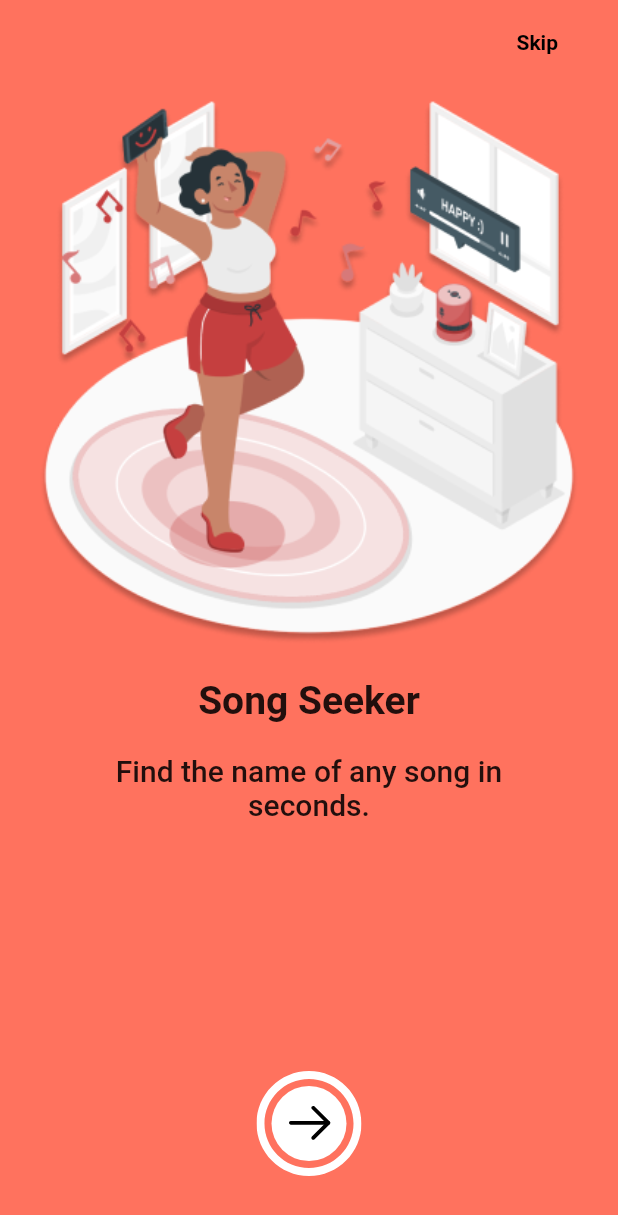
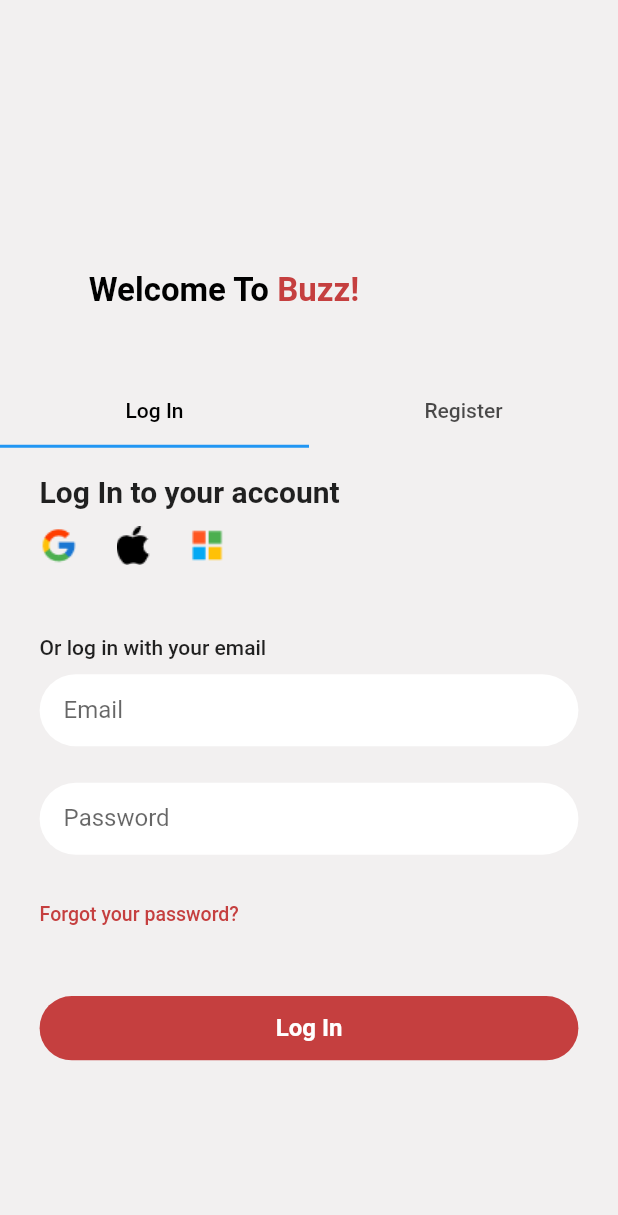
Before and after one commit to AkinAkinbobola/Buzz, a Flutter app: the screen it shows after launch, on a phone screen of 412 x 824 dp. Shown: the top 1215 px of the screen. Run offline on Flutter 3.47's test engine with Material 2 defaults, Android fonts, the phone set to English and light mode, and no system bars; our stand-ins replace flutter_spinkit, flutter_svg.

Commit message:
Add Login

```diff
--- /dev/null
+++ b/lib/constant.dart
@@ -0,0 +1,6 @@
+import 'package:flutter/material.dart';
+
+const darkOrange = Color(0xFFC53F3F);
+const splashOrange = Color(0xFFFF725E);
+const backgroundCream = Color(0xFFF2F0F0);
+const black = Colors.black;
--- /dev/null
+++ b/lib/form_button.dart
@@ -0,0 +1,39 @@
+import 'package:flutter/material.dart';
+
+import 'constant.dart';
+import 'size_config.dart';
+
+class FormButton extends StatelessWidget {
+  const FormButton({
+    super.key,
+    required this.text,
+    required this.press,
+  });
+  final String text;
+  final void Function() press;
+
+  @override
+  Widget build(BuildContext context) {
+    return GestureDetector(
+      onTap: press,
+      child: Container(
+        width: double.infinity,
+        height: getProportionateScreenHeight(44),
+        decoration: BoxDecoration(
+          color: darkOrange,
+          borderRadius: BorderRadius.circular(24),
+        ),
+        child: Center(
+          child: Text(
+            text,
+            style: const TextStyle(
+              color: Colors.white,
+              fontSize: 16,
+              fontWeight: FontWeight.w600,
+            ),
+          ),
+        ),
+      ),
+    );
+  }
+}
--- /dev/null
+++ b/lib/login_register.dart
@@ -0,0 +1,188 @@
+import 'package:buzz/constant.dart';
+import 'package:buzz/size_config.dart';
+import 'package:flutter/material.dart';
+import 'package:flutter_svg/flutter_svg.dart';
+
+import 'form_button.dart';
+
+class LoginRegisterScreen extends StatefulWidget {
+  @override
+  _LoginRegisterScreenState createState() => _LoginRegisterScreenState();
+}
+
+class _LoginRegisterScreenState extends State<LoginRegisterScreen>
+    with SingleTickerProviderStateMixin {
+  late TabController _tabController;
+
+  @override
+  void initState() {
+    super.initState();
+    _tabController = TabController(length: 2, vsync: this);
+  }
+
+  @override
+  void dispose() {
+    _tabController.dispose();
+    super.dispose();
+  }
+
+  @override
+  Widget build(BuildContext context) {
+    SizeConfig().init(context);
+    return Scaffold(
+      backgroundColor: backgroundCream,
+      body: Column(
+        crossAxisAlignment: CrossAxisAlignment.start,
+        children: [
+          SizedBox(
+            height: getProportionateScreenHeight(185),
+          ),
+          Padding(
+            padding: EdgeInsets.only(left: getProportionateScreenWidth(56)),
+            child: RichText(
+              text: const TextSpan(
+                text: "Welcome To ",
+                style: TextStyle(
+                  color: black,
+                  fontSize: 22,
+                  fontWeight: FontWeight.w700,
+                ),
+                children: [
+                  TextSpan(
+                    text: "Buzz!",
+                    style: TextStyle(
+                      color: darkOrange,
+                      fontSize: 22,
+                      fontWeight: FontWeight.w700,
+                    ),
+                  )
+                ],
+              ),
+            ),
+          ),
+          SizedBox(height: getProportionateScreenHeight(45)),
+          TabBar(
+            labelColor: black,
+            controller: _tabController,
+            tabs: [
+              const Tab(
+                text: 'Log In',
+              ),
+              const Tab(
+                text: 'Register',
+              ),
+            ],
+          ),
+          Expanded(
+            child: TabBarView(
+              controller: _tabController,
+              children: [
+                LoginForm(),
+                RegisterForm(),
+              ],
+            ),
+          ),
+        ],
+      ),
+    );
+  }
+}
+
+class LoginForm extends StatelessWidget {
+  @override
+  Widget build(BuildContext context) {
+    return Padding(
+      padding:
+          EdgeInsets.symmetric(horizontal: getProportionateScreenWidth(25)),
+      child: SingleChildScrollView(
+        child: Column(
+          mainAxisAlignment: MainAxisAlignment.start,
+          crossAxisAlignment: CrossAxisAlignment.start,
+          children: [
+            SizedBox(height: getProportionateScreenHeight(18)),
+            const Text(
+              "Log In to your account",
+              style: TextStyle(
+                fontSize: 20,
+                fontWeight: FontWeight.w700,
+              ),
+            ),
+            SizedBox(height: getProportionateScreenHeight(12)),
+            Row(
+              children: [
+                Image.asset('assets/login_register/google.png'),
+                SizedBox(width: getProportionateScreenWidth(24)),
+                Image.asset('assets/login_register/apple.png'),
+                SizedBox(width: getProportionateScreenWidth(24)),
+                Image.asset('assets/login_register/microsoft.png'),
+              ],
+            ),
+            SizedBox(height: getProportionateScreenHeight(48)),
+            const Text(
+              'Or log in with your email',
+              style: TextStyle(
+                fontSize: 14,
+                fontWeight: FontWeight.w500,
+              ),
+            ),
+            SizedBox(height: getProportionateScreenHeight(10)),
+            TextFormField(
+              decoration: const InputDecoration(
+                labelText: 'Email',
+              ),
+            ),
+            SizedBox(height: getProportionateScreenHeight(25)),
+            TextFormField(
+              decoration: const InputDecoration(
+                labelText: 'Password',
+              ),
+              obscureText: true,
+            ),
+            SizedBox(height: getProportionateScreenHeight(33)),
+            const Text(
+              'Forgot your password?',
+              style: TextStyle(
+                fontWeight: FontWeight.w500,
+                fontSize: 13,
+                color: darkOrange,
+              ),
+            ),
+            SizedBox(height: getProportionateScreenHeight(48)),
+            FormButton(
+              text: "Log In",
+              press: () {},
+            ),
+          ],
+        ),
+      ),
+    );
+  }
+}
+
+class RegisterForm extends StatelessWidget {
+  @override
+  Widget build(BuildContext context) {
+    return Padding(
+      padding: const EdgeInsets.all(16.0),
+      child: Column(
+        children: [
+          TextFormField(
+            decoration: const InputDecoration(labelText: 'Email'),
+          ),
+          SizedBox(height: getProportionateScreenHeight(25)),
+          TextFormField(
+            decoration: const InputDecoration(labelText: 'Password'),
+            obscureText: true,
+          ),
+          const SizedBox(height: 16.0),
+          ElevatedButton(
+            onPressed: () {
+              // Perform registration
+            },
+            child: const Text('Register'),
+          ),
+        ],
+      ),
+    );
+  }
+}
--- a/lib/main.dart
+++ b/lib/main.dart
@@ -1,4 +1,6 @@
+import 'package:buzz/constant.dart';
 import 'package:buzz/onboarding.dart';
+import 'package:buzz/login_register.dart';
 import 'package:flutter/material.dart';
 
 void main() {
@@ -15,9 +17,26 @@ class MyApp extends StatefulWidget {
 class _MyAppState extends State<MyApp> {
   @override
   Widget build(BuildContext context) {
-    return const MaterialApp(
+    return MaterialApp(
       debugShowCheckedModeBanner: false,
-      home: OnboardingScreen(),
+      theme: ThemeData(
+        inputDecorationTheme: InputDecorationTheme(
+          filled: true,
+          fillColor: Colors.white,
+          contentPadding: const EdgeInsets.symmetric(
+            horizontal: 16,
+            vertical: 8,
+          ),
+          border: OutlineInputBorder(
+            borderRadius: BorderRadius.circular(24),
+            borderSide: BorderSide.none,
+          ),
+          floatingLabelStyle: const TextStyle(
+            color: darkOrange,
+          ),
+        ),
+      ),
+      home: LoginRegisterScreen(),
     );
   }
 }
--- a/lib/onboarding.dart
+++ b/lib/onboarding.dart
@@ -1,5 +1,6 @@
+import 'package:buzz/constant.dart';
 import 'package:buzz/content_model.dart';
-import 'package:buzz/register.dart';
+import 'package:buzz/login_register.dart';
 import 'package:flutter/material.dart';
 // ignore: depend_on_referenced_packages
 import 'package:flutter_svg/flutter_svg.dart';
@@ -29,7 +30,7 @@ class _OnboardingScreenState extends State<OnboardingScreen> {
   @override
   Widget build(BuildContext context) {
     return Scaffold(
-      backgroundColor: const Color(0xFFFF725E),
+      backgroundColor: splashOrange,
       appBar: AppBar(
         backgroundColor: Colors.transparent,
         foregroundColor: Colors.black,
@@ -41,7 +42,7 @@ class _OnboardingScreenState extends State<OnboardingScreen> {
               onTap: () {
                 Navigator.push(
                   context,
-                  MaterialPageRoute(builder: (context) => const Register()),
+                  MaterialPageRoute(builder: (context) =>  LoginRegisterScreen()),
                 );
               },
               child: const Text(
@@ -106,22 +107,13 @@ class _OnboardingScreenState extends State<OnboardingScreen> {
                 },
               ),
             ),
-            // Container(
-            //   child: Row(
-            //     mainAxisAlignment: MainAxisAlignment.center,
-            //     children: List.generate(
-            //       contents.length,
-            //       (index) => buildDot(index, context),
-            //     ),
-            //   ),
-            // ),
             GestureDetector(
               child: SvgPicture.asset('assets/onboarding/move.svg'),
               onTap: () {
                 if (currentIndex == contents.length - 1) {
                   Navigator.push(
                     context,
-                    MaterialPageRoute(builder: (context) => const Register()),
+                    MaterialPageRoute(builder: (context) => LoginRegisterScreen()),
                   );
                 }
                 _controller.nextPage(
@@ -138,16 +130,4 @@ class _OnboardingScreenState extends State<OnboardingScreen> {
       ),
     );
   }
-
-  Container buildDot(int index, BuildContext context) {
-    return Container(
-      height: 10,
-      width: currentIndex == index ? 30 : 10,
-      margin: const EdgeInsets.only(right: 5),
-      decoration: BoxDecoration(
-        borderRadius: BorderRadius.circular(20),
-        color: Colors.white,
-      ),
-    );
-  }
 }
--- a/lib/register.dart
+++ /dev/null
@@ -1,15 +0,0 @@
-import 'package:flutter/material.dart';
-
-class Register extends StatefulWidget {
-  const Register({super.key});
-
-  @override
-  State<Register> createState() => _RegisterState();
-}
-
-class _RegisterState extends State<Register> {
-  @override
-  Widget build(BuildContext context) {
-    return Scaffold();
-  }
-}
--- /dev/null
+++ b/lib/size_config.dart
@@ -0,0 +1,30 @@
+import 'package:flutter/material.dart';
+
+class SizeConfig {
+  static MediaQueryData? _mediaQueryData;
+  static double? screenWidth;
+  static double? screenHeight;
+  static double? defaultSize;
+  static Orientation? orientation;
+
+  void init(BuildContext context) {
+    _mediaQueryData = MediaQuery.of(context);
+    screenWidth = _mediaQueryData!.size.width;
+    screenHeight = _mediaQueryData!.size.height;
+    orientation = _mediaQueryData!.orientation;
+  }
+}
+
+// Values below are calculated using dimensions in design layout
+
+// Get the proportionate height for given screeen size
+double getProportionateScreenHeight(double inputHeight) {
+  double screenHeight = SizeConfig.screenHeight!.toDouble();
+  return (inputHeight / 844.0) * screenHeight;
+}
+
+// Get the proportionate width for given screen size
+double getProportionateScreenWidth(double inputWidth) {
+  double screenWidth = SizeConfig.screenWidth!.toDouble();
+  return (inputWidth / 390.0) * screenWidth;
+}
--- a/pubspec.yaml
+++ b/pubspec.yaml
@@ -65,6 +65,8 @@ flutter:
     - assets/
     - assets/onboarding/
     - assets/splash_screen/
+    - assets/login_register/
+
 
 
   # An image asset can refer to one or more resolution-specific "variants", see
```
Also changed, not shown: assets/login_register/apple.png (added), assets/login_register/google.png (added), assets/login_register/microsoft.png (added).
